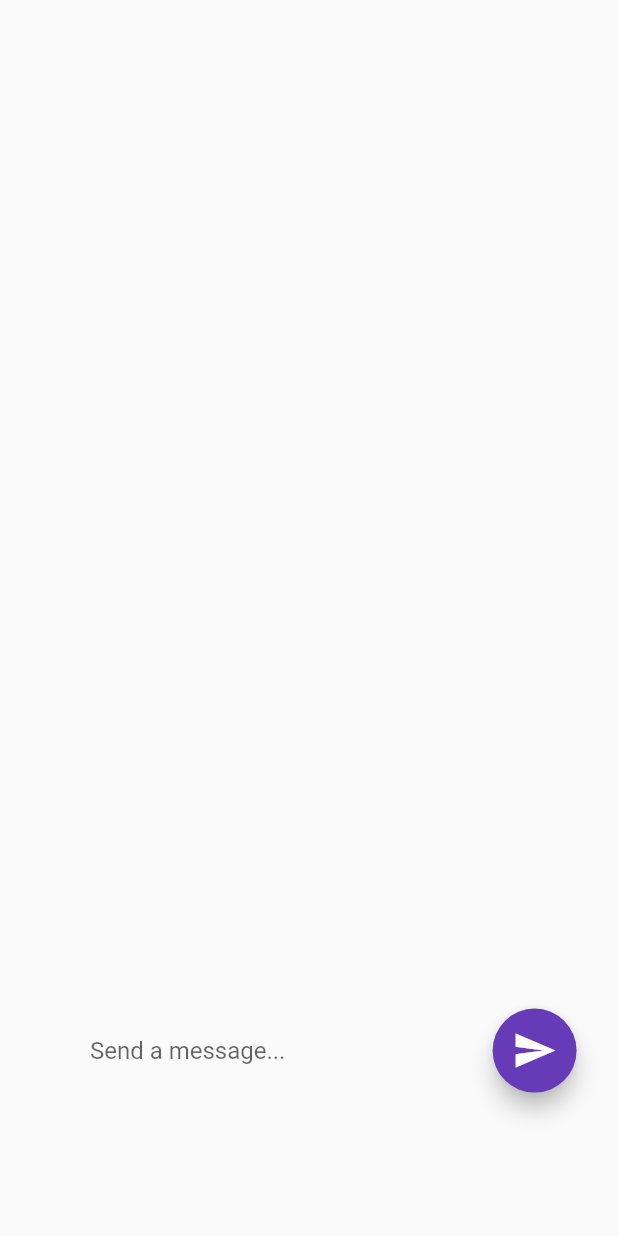
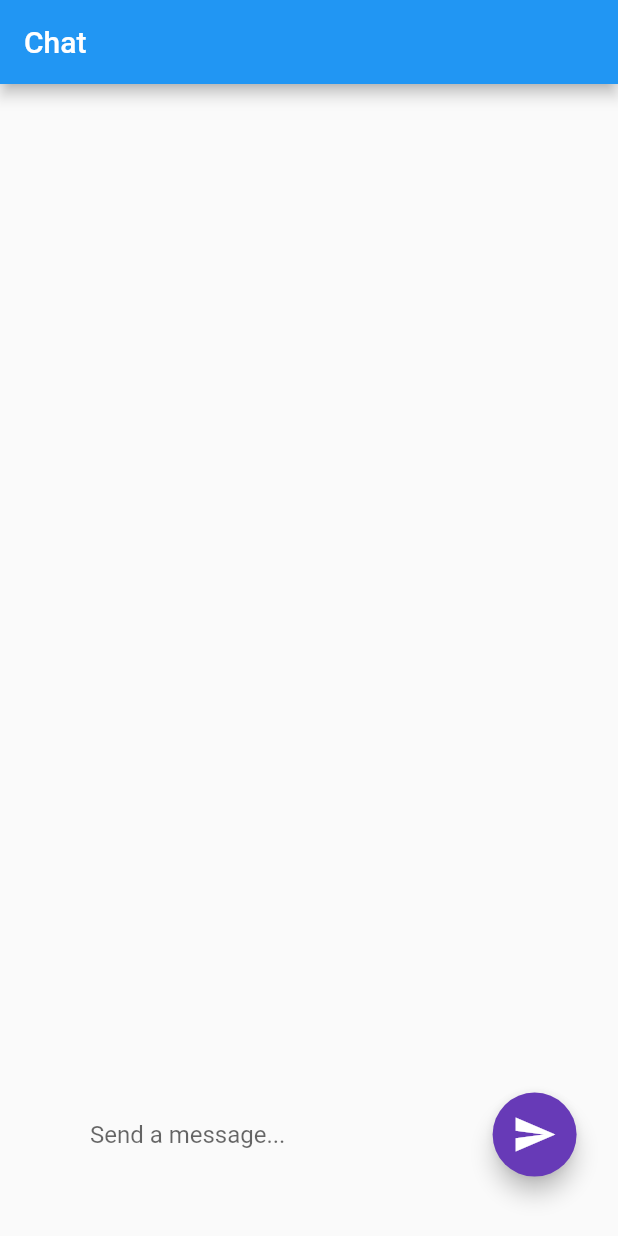
Before and after one commit to Elvencedor/organyza, a Flutter app: the screen it shows after launch, on a phone screen of 412 x 824 dp. Run offline on Flutter 3.47's test engine with Material 2 defaults, Android fonts, the phone set to English and light mode, and no system bars; missing offline and left inert: flutter_socket_io.

Commit message:
add appBar

```diff
--- a/lib/chatPage.dart
+++ b/lib/chatPage.dart
@@ -120,6 +120,9 @@ class ChatPageState extends State<ChatPage> {
     height = MediaQuery.of(context).size.height;
     width = MediaQuery.of(context).size.width;
     return Scaffold(
+      appBar: AppBar(
+        title: Text('Chat'),
+      ),
       body: SingleChildScrollView(
         child: Column(
           children: <Widget>[
```
